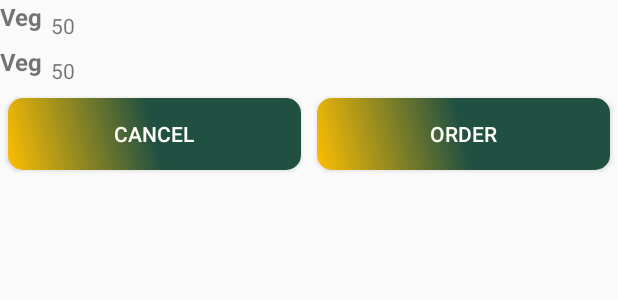
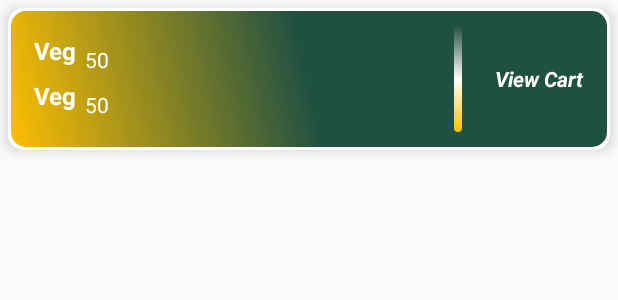
Before and after one commit to postbox-18/KCS, an Android app: the layout custom_snackbar_view.xml on its own in the app's theme, with its tools: preview values and no code run, on a phone screen of 412 x 824 dp. Shown: the top 300 px of the screen. Run offline under Robolectric (Android 15) with nearby library versions, the phone set to English and light mode, and no system bars.

```diff
--- /dev/null
+++ b/app/src/main/res/drawable/card_view.xml
@@ -0,0 +1,21 @@
+<shape xmlns:android="http://schemas.android.com/apk/res/android">
+    <gradient
+        android:angle="45"
+        android:endColor="@color/colorPrimary"
+        android:endX="548.5"
+        android:endY="269.30426"
+        android:startColor="@color/colorSecondary"
+        android:startX="548.5"
+        android:startY="49.5"
+        android:centerColor="@color/White"
+        android:type="linear">
+    </gradient>
+
+    <!--old gradienet
+     android:startColor="#FF097ACD"
+     android:endColor="#FF04346C"
+    -->
+
+    <corners
+        android:radius="10dp" />
+</shape>
--- a/app/src/main/res/layout/custom_snackbar_view.xml
+++ b/app/src/main/res/layout/custom_snackbar_view.xml
@@ -1,31 +1,79 @@
 <?xml version="1.0" encoding="utf-8"?>
 <androidx.constraintlayout.widget.ConstraintLayout xmlns:android="http://schemas.android.com/apk/res/android"
+    xmlns:app="http://schemas.android.com/apk/res-auto"
+    xmlns:tools="http://schemas.android.com/tools"
     android:layout_width="match_parent"
-    android:layout_height="wrap_content"
+    android:layout_height="wrap_content">
 
-    xmlns:app="http://schemas.android.com/apk/res-auto"
-    xmlns:tools="http://schemas.android.com/tools">
     <LinearLayout
         android:layout_width="match_parent"
         android:layout_height="match_parent"
-    app:layout_constraintTop_toTopOf="parent"
+        android:orientation="vertical"
         app:layout_constraintBottom_toBottomOf="parent"
+        app:layout_constraintEnd_toEndOf="parent"
         app:layout_constraintStart_toStartOf="parent"
-    app:layout_constraintEnd_toEndOf="parent"
-    android:orientation="vertical">
+        app:layout_constraintTop_toTopOf="parent">
 
         <LinearLayout
             android:layout_width="match_parent"
             android:layout_height="match_parent"
             android:orientation="vertical">
+
+            <androidx.cardview.widget.CardView
+                android:id="@+id/view_cart_cardView"
+                android:layout_width="match_parent"
+                android:layout_height="wrap_content"
+                android:layout_margin="5dp"
+                app:cardCornerRadius="10dp"
+                app:cardElevation="5dp"
+                app:cardMaxElevation="0dp"
+                app:contentPadding="2dp">
+
+                <androidx.constraintlayout.widget.ConstraintLayout
+                    android:layout_width="match_parent"
+                    android:layout_height="match_parent"
+                    android:background="@drawable/order_btn"
+                    android:orientation="horizontal">
+
                     <androidx.recyclerview.widget.RecyclerView
                         android:id="@+id/recyclerview_selected_count"
-            android:layout_width="match_parent"
+                        android:layout_width="0dp"
+                        android:layout_height="wrap_content"
+                        android:layout_margin="15dp"
+                        app:layout_constraintBottom_toBottomOf="parent"
+                        app:layout_constraintEnd_toStartOf="@id/view_cart"
+                        app:layout_constraintHorizontal_weight="1.5"
+                        app:layout_constraintStart_toStartOf="parent"
+                        app:layout_constraintTop_toTopOf="parent"
                         tools:itemCount="2"
-            tools:listitem="@layout/select_item_count"
-            android:layout_height="wrap_content"/>
-        <include
-            layout="@layout/order_btn_layout"/>
+                        tools:listitem="@layout/select_item_count" />
+
+                    <View
+                        android:id="@+id/view_page"
+                        android:layout_width="5dp"
+                        android:layout_height="0dp"
+                        android:layout_margin="10dp"
+                        android:background="@drawable/card_view"
+                        app:layout_constraintBottom_toBottomOf="parent"
+                        app:layout_constraintEnd_toStartOf="@id/view_cart"
+                        app:layout_constraintStart_toEndOf="@id/recyclerview_selected_count"
+                        app:layout_constraintTop_toTopOf="parent" />
+
+                    <TextView
+                        android:id="@+id/view_cart"
+                        android:layout_width="0dp"
+                        android:layout_height="0dp"
+                        android:gravity="center"
+                        android:text="View Cart"
+                        android:textColor="@color/White"
+                        android:textStyle="italic|bold"
+                        app:layout_constraintBottom_toBottomOf="parent"
+                        app:layout_constraintEnd_toEndOf="parent"
+                        app:layout_constraintHorizontal_weight="0.5"
+                        app:layout_constraintStart_toEndOf="@id/recyclerview_selected_count"
+                        app:layout_constraintTop_toTopOf="parent" />
+                </androidx.constraintlayout.widget.ConstraintLayout>
+            </androidx.cardview.widget.CardView>
         </LinearLayout>
     </LinearLayout>
 
--- a/app/src/main/res/layout/select_item_count.xml
+++ b/app/src/main/res/layout/select_item_count.xml
@@ -13,6 +13,7 @@
             android:layout_width="wrap_content"
             android:layout_height="wrap_content"
             android:text="@string/Veg"
+            android:textColor="@color/White"
             android:textSize="16dp"
             android:textStyle="bold" />
 
@@ -20,6 +21,7 @@
             android:id="@+id/item_size"
             android:layout_width="wrap_content"
             android:layout_margin="5dp"
+            android:textColor="@color/White"
             android:text="50"
             android:layout_height="wrap_content"/>
         <!--android:drawableStart="@drawable/ic_utensils_solid"
```
Also changed, not shown: app/src/main/java/com/example/kcs/Fragment/PlaceOrders/PlaceOrderFragment.java (added, +68 -0 lines), app/src/main/java/com/example/kcs/MainActivity.java (+24 -5 lines), app/src/main/res/layout/fragment_place_order.xml (added, +14 -0 lines), 1 other file. Lines whose indentation alone changed are shown as unchanged.
